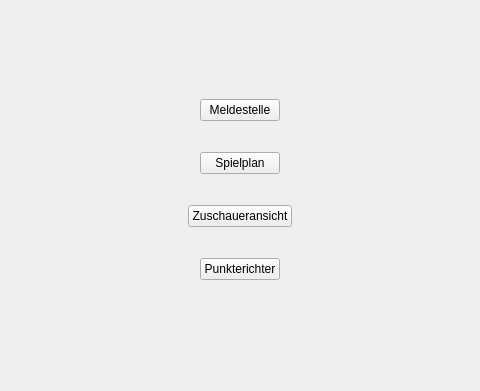
s1m0n1996/VolleyballSingleTurnier, file src/View/mainmenu.ui: the form before one commit; both pictures show x 160 to 640 and y 209 to 600 of the 800 by 600 pixel window.
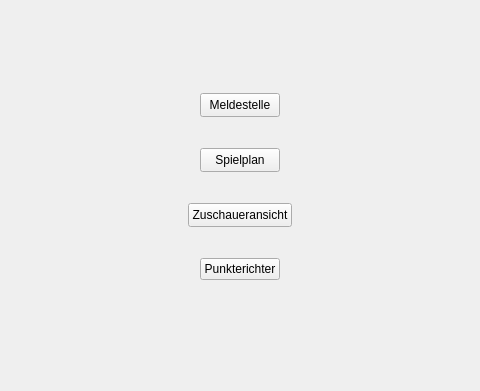
The form after the commit.

Diff of the .ui file:
```diff
--- a/src/View/mainmenu.ui
+++ b/src/View/mainmenu.ui
@@ -488,23 +488,16 @@
         </property>
        </widget>
       </item>
-      <item>
-       <spacer name="verticalSpacer_5">
-        <property name="orientation">
-         <enum>Qt::Vertical</enum>
-        </property>
-        <property name="sizeHint" stdset="0">
-         <size>
-          <width>20</width>
-          <height>40</height>
-         </size>
-        </property>
-       </spacer>
-      </item>
       <item>
        <layout class="QVBoxLayout" name="verticalLayout_2">
         <item alignment="Qt::AlignHCenter">
          <widget class="QPushButton" name="playermanagmentPushButton">
+          <property name="sizePolicy">
+           <sizepolicy hsizetype="Minimum" vsizetype="Preferred">
+            <horstretch>0</horstretch>
+            <verstretch>0</verstretch>
+           </sizepolicy>
+          </property>
           <property name="maximumSize">
            <size>
             <width>80</width>
@@ -533,7 +526,13 @@
          </spacer>
         </item>
         <item alignment="Qt::AlignHCenter">
-         <widget class="QPushButton" name="pushButton_2">
+         <widget class="QPushButton" name="tournamnetWindowPushButton">
+          <property name="sizePolicy">
+           <sizepolicy hsizetype="Minimum" vsizetype="Preferred">
+            <horstretch>0</horstretch>
+            <verstretch>0</verstretch>
+           </sizepolicy>
+          </property>
           <property name="maximumSize">
            <size>
             <width>300</width>
@@ -562,7 +561,13 @@
          </spacer>
         </item>
         <item alignment="Qt::AlignHCenter">
-         <widget class="QPushButton" name="ViewerPushButton">
+         <widget class="QPushButton" name="viewerPushButton">
+          <property name="sizePolicy">
+           <sizepolicy hsizetype="Minimum" vsizetype="Preferred">
+            <horstretch>0</horstretch>
+            <verstretch>0</verstretch>
+           </sizepolicy>
+          </property>
           <property name="maximumSize">
            <size>
             <width>300</width>
```
Left out of the diff: 5 changed lines with no effect on the pictures.
